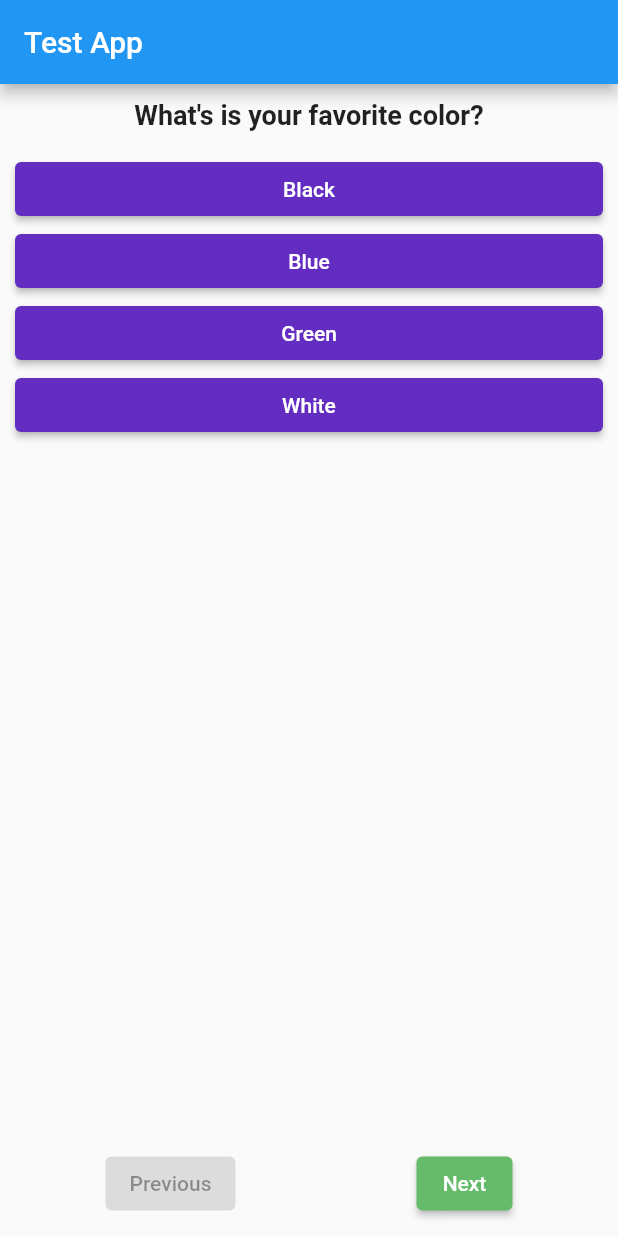
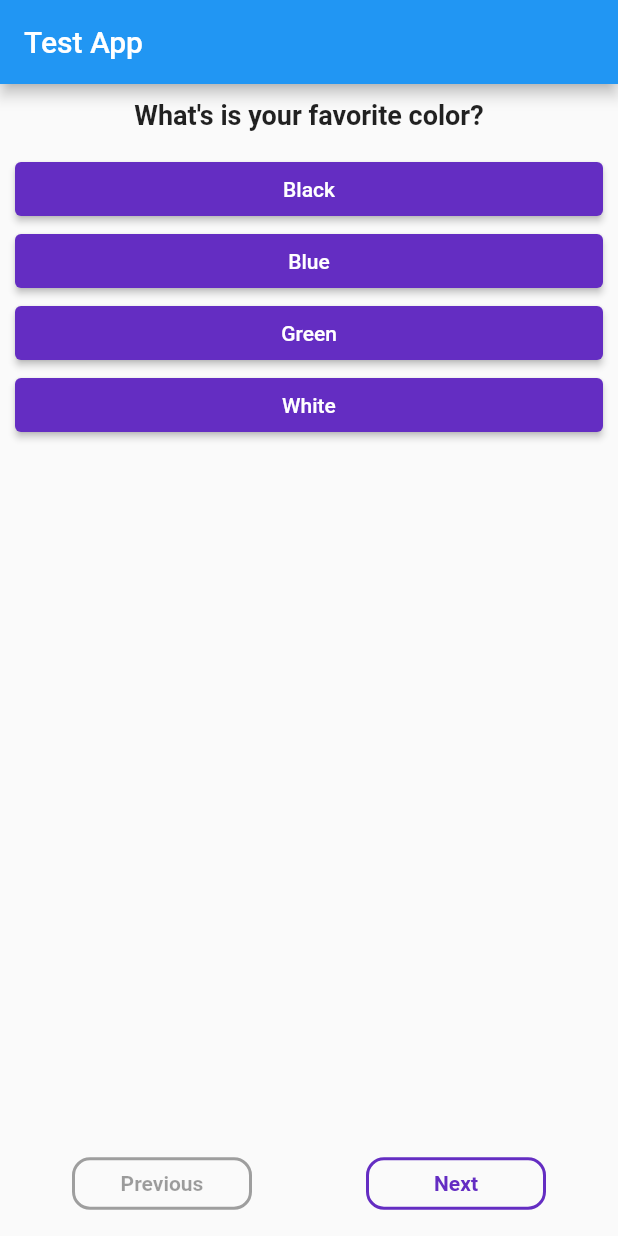
Before and after one commit to Lu-Clemente/flutter_quiz_app, a Flutter app: the screen it shows after launch, on a phone screen of 412 x 824 dp. Run offline on Flutter 3.47's test engine with Material 2 defaults, Android fonts, the phone set to English and light mode, and no system bars.

Commit message:
refactor(style): controller buttons styles improved

```diff
--- a/lib/btn_controller_widget.dart
+++ b/lib/btn_controller_widget.dart
@@ -1,4 +1,5 @@
 import 'package:flutter/material.dart';
+import 'theme/colors.dart';
 
 class BtnController extends StatelessWidget {
   final int index;
@@ -18,20 +19,43 @@ class BtnController extends StatelessWidget {
         child: Row(
           mainAxisAlignment: MainAxisAlignment.spaceAround,
           children: [
-            ElevatedButton(
-              onPressed: index == 0
+            OutlinedButton(
+              onPressed:
+                  index == 0 ? null : () => handleQuestion("back", arrayLength),
+              style: OutlinedButton.styleFrom(
+                  minimumSize: const Size(120, 35),
+                  side: BorderSide(
+                      width: 2.0,
+                      color: index == 0 ? themedDisabled : themedRed),
+                  shape: RoundedRectangleBorder(
+                    borderRadius: BorderRadius.circular(12),
+                  ),
+                  foregroundColor: themedRed),
+              child: const Text("Previous",
+                  style: TextStyle(
+                    fontWeight: FontWeight.w700,
+                  )),
+            ),
+            OutlinedButton(
+              onPressed: index == arrayLength - 1
                   ? null
-                  : () => handleQuestion("back", arrayLength),
-              style: ElevatedButton.styleFrom(backgroundColor: Colors.red[400]),
-              child: Text("Previous"),
-            ),
-            ElevatedButton(
-                onPressed: index == arrayLength - 1
-                    ? null
-                    : () => handleQuestion("next", arrayLength),
-                style: ElevatedButton.styleFrom(
-                    backgroundColor: Colors.green[400]),
-                child: Text("Next")),
+                  : () => handleQuestion("next", arrayLength),
+              style: OutlinedButton.styleFrom(
+                  minimumSize: const Size(120, 35),
+                  side: BorderSide(
+                      width: 2.0,
+                      color: index == arrayLength - 1
+                          ? themedDisabled
+                          : themedPrimary),
+                  shape: RoundedRectangleBorder(
+                    borderRadius: BorderRadius.circular(12),
+                  ),
+                  foregroundColor: themedPrimary),
+              child: const Text("Next",
+                  style: TextStyle(
+                    fontWeight: FontWeight.w700,
+                  )),
+            )
           ],
         ));
   }
```
